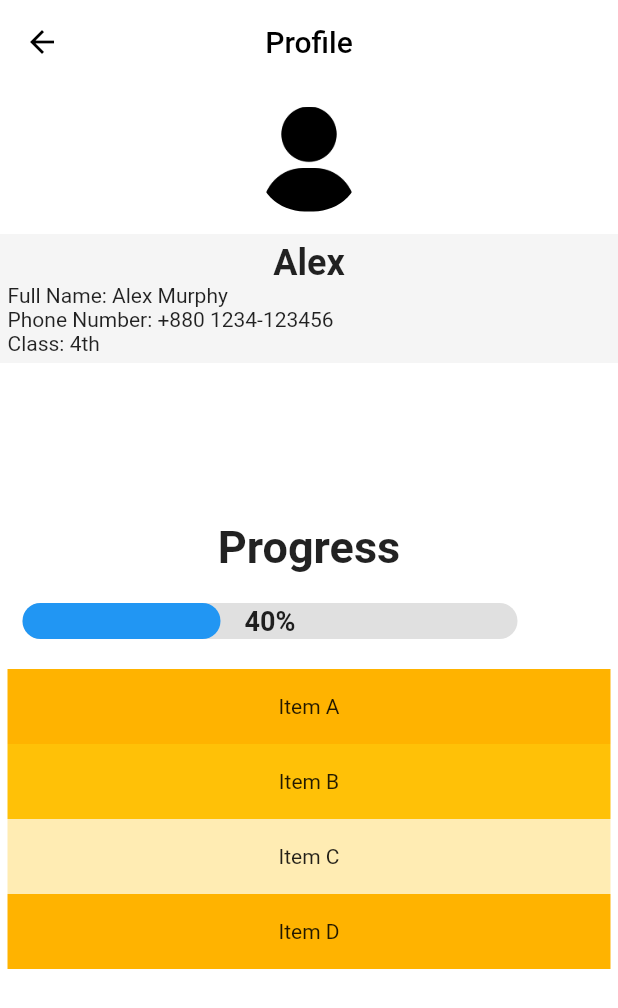
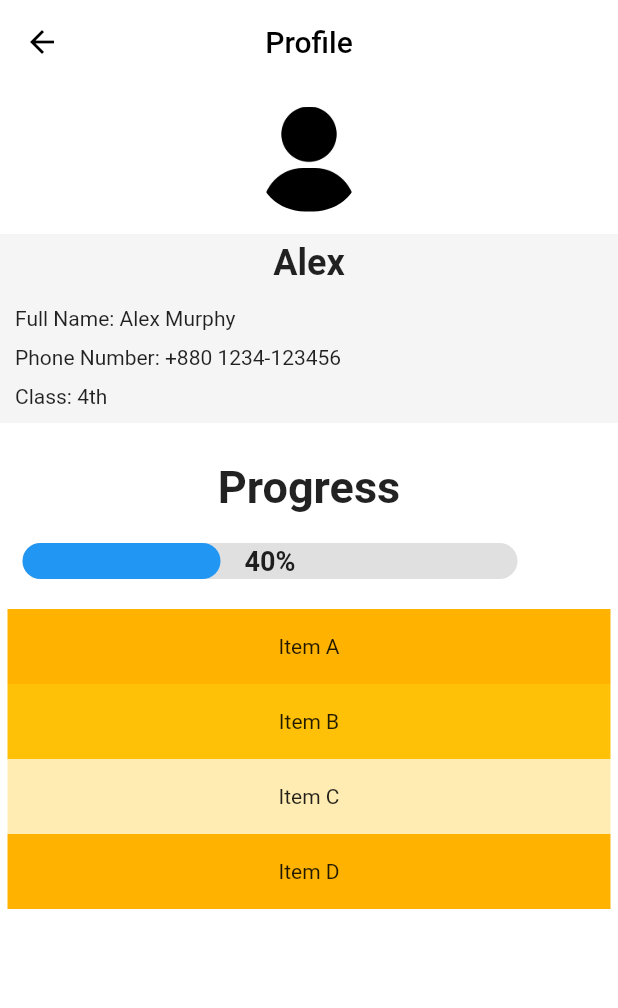
Before and after one commit to mishkatmustafid/arektu_shikhi, a Flutter app: the Profile screen opened by its route, on a phone screen of 412 x 824 dp. Shown: the top 1008 px of the screen. Run offline on Flutter 3.47's test engine with Material 2 defaults, Android fonts, the light colour scheme and no system bars; drawn by our look-alikes of percent_indicator.

Commit message:
profile updated

```diff
--- a/arektu_shikhi/lib/profile.dart
+++ b/arektu_shikhi/lib/profile.dart
@@ -64,15 +64,19 @@ class _ProfileState extends State<Profile> {
                     ),
                   ),
                 ),
+                SizedBox(height: 10,),
                 Container(
+                  padding: EdgeInsets.all(5),
                   alignment: Alignment.centerLeft,
                   child: Text('Full Name: Alex Murphy')
                 ),
                 Container(
+                  padding: EdgeInsets.all(5),
                   alignment: Alignment.centerLeft,
                   child: Text('Phone Number: +880 1234-123456')
                 ),
                 Container(
+                  padding: EdgeInsets.all(5),
                   alignment: Alignment.centerLeft,
                   child: Text('Class: 4th')
                 ),
@@ -85,7 +89,7 @@ class _ProfileState extends State<Profile> {
             child: Column(
               mainAxisAlignment: MainAxisAlignment.start,
               children: [
-                SizedBox(height: 100,),
+                SizedBox(height: 20,),
                 Container(
                   alignment: Alignment.center,
                   child: Text('Progress',
```
